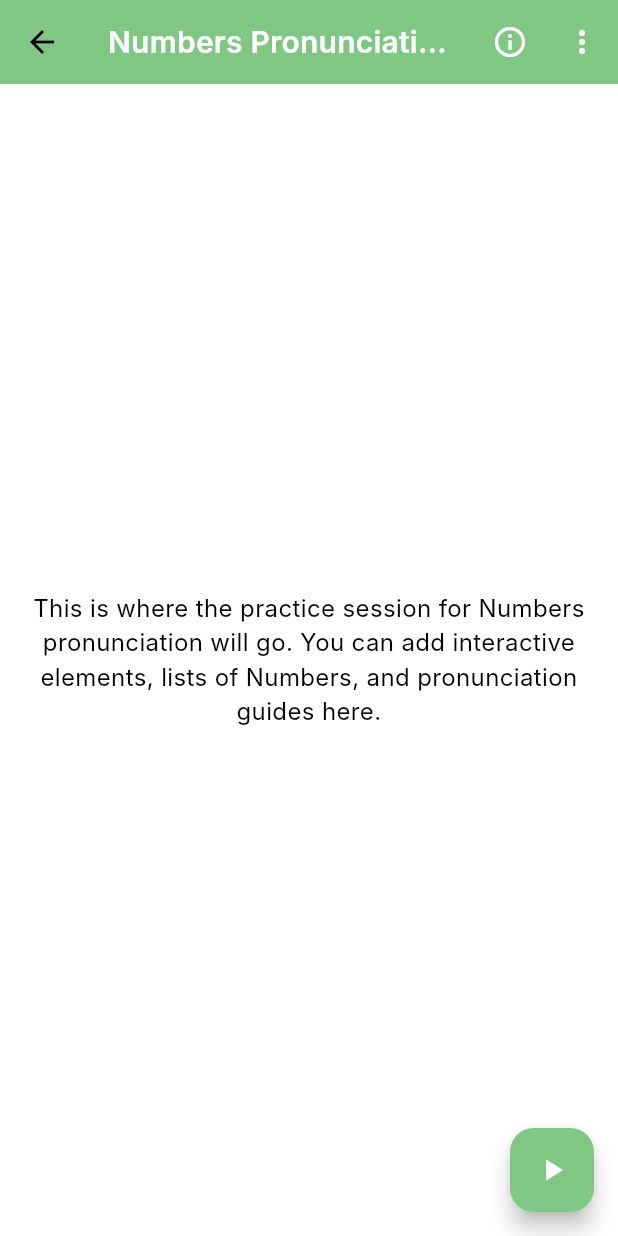
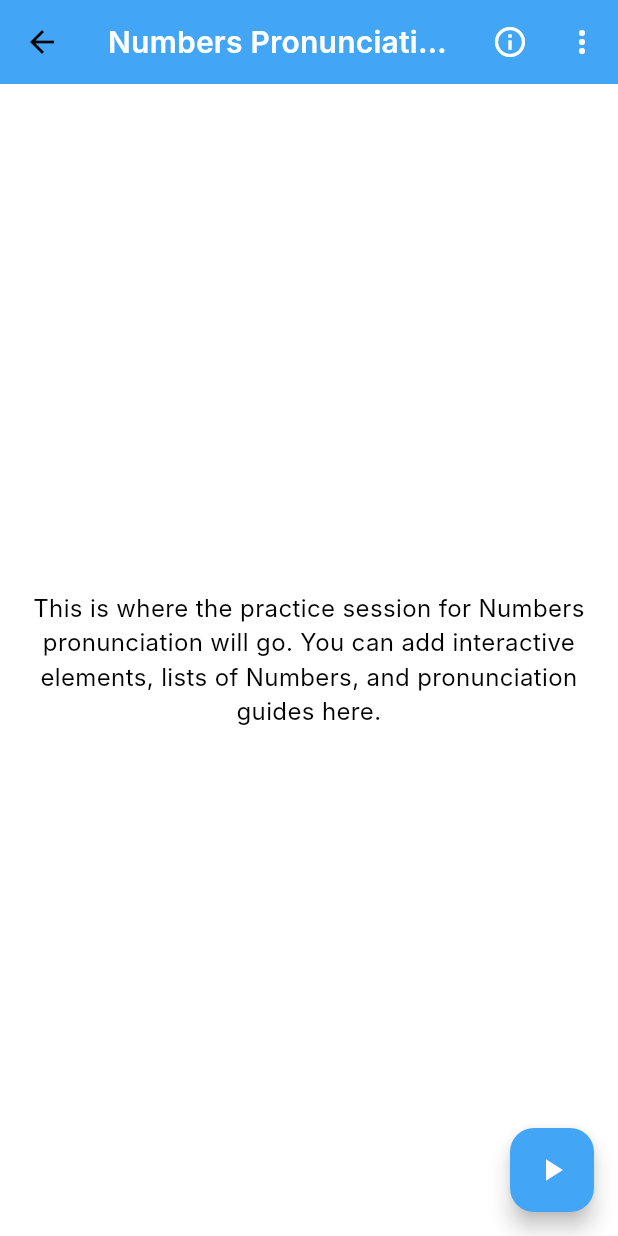
Before and after one commit to akashinferno/VoiceSiksha, a Flutter app: the screen it shows after launch, after a tap on "Numbers Pronunciation", on a phone screen of 412 x 824 dp. Run offline on Flutter 3.47's test engine with Material 3 defaults, Android fonts, the phone set to English and light mode, and no system bars; Roboto replaces fonts that are missing (Inter).

Commit message:
minor fix

```diff
--- a/lib/main.dart
+++ b/lib/main.dart
@@ -29,14 +29,14 @@ class VoiceSikshaApp extends StatelessWidget {
   @override
   Widget build(BuildContext context) {
     return MaterialApp(
-      title: 'VoiceSiksha',
+      title: 'VoiceShiksha',
       debugShowCheckedModeBanner: false,
       theme: ThemeData(
-        // Use the light green color scheme defined in styles.dart
-        primaryColor: AppColors.primaryGreen,
+        // Use the blue color scheme defined in styles.dart
+        primaryColor: AppColors.primaryBlue,
         colorScheme: const ColorScheme.light(
-          primary: AppColors.primaryGreen,
-          secondary: AppColors.secondaryGreen,
+          primary: AppColors.primaryBlue,
+          secondary: AppColors.secondaryBlue,
           background: AppColors.white,
           surface: AppColors.white,
           error: Colors.red,
@@ -90,13 +90,13 @@ class _SplashScreenState extends State<SplashScreen> {
   @override
   Widget build(BuildContext context) {
     return Scaffold(
-      backgroundColor: AppColors.primaryGreen, // Use primaryGreen
+      backgroundColor: AppColors.primaryBlue, // Use primaryBlue
       body: Center(
         child: Column(
           mainAxisAlignment: MainAxisAlignment.center,
           children: <Widget>[
             Text(
-              'VoiceSiksha',
+              'VoiceShiksha',
               style: TextStyle(
                 fontSize: 48,
                 fontWeight: FontWeight.bold,
@@ -145,10 +145,10 @@ class _HomeScreenState extends State<HomeScreen> {
     return Scaffold(
       appBar: AppBar(
         title: const Text(
-          'VoiceSiksha',
+          'VoiceShiksha',
           style: TextStyle(color: AppColors.white),
         ),
-        backgroundColor: AppColors.primaryGreen, // Use primaryGreen
+        backgroundColor: AppColors.primaryBlue, // Use primaryBlue
         centerTitle: false,
       ),
       body: _widgetOptions.elementAt(_selectedIndex),
@@ -173,9 +173,9 @@ class CustomBottomNavigationBar extends StatelessWidget {
   @override
   Widget build(BuildContext context) {
     return BottomNavigationBar(
-      backgroundColor: AppColors.primaryGreen, // Use primaryGreen
+      backgroundColor: AppColors.primaryBlue, // Use primaryBlue
       selectedItemColor: AppColors.white,
-      unselectedItemColor: AppColors.lightGreen, // Use lightGreen
+      unselectedItemColor: AppColors.lightBlue, // Use lightBlue
       currentIndex: selectedIndex,
       onTap: onItemTapped,
       items: const <BottomNavigationBarItem>[
--- a/lib/styles.dart
+++ b/lib/styles.dart
@@ -1,13 +1,21 @@
 import 'package:flutter/material.dart';
 
-// Define your light green color palette.
+// Define your color palettes.
 class AppColors {
+  // Green color palette
   static const Color primaryGreen = Color(0xFF81C784); // Light green
   static const Color secondaryGreen = Color(
     0xFF66BB6A,
   ); // Slightly darker green
   static const Color lightGreen = Color(0xFFC8E6C9); // Very light green
   static const Color darkGreen = Color(0xFF388E3C); // Darker green
+
+  // Blue color palette
+  static const Color primaryBlue = Color(0xFF42A5F5); // Light blue
+  static const Color secondaryBlue = Color(0xFF2196F3); // Slightly darker blue
+  static const Color lightBlue = Color(0xFFBBDEFB); // Very light blue
+  static const Color darkBlue = Color(0xFF0D47A1); // Darker blue
+
   static const Color white = Colors.white;
   static const Color black = Colors.black;
   static const Color grey = Colors.grey;
--- a/lib/widgets/practice.dart
+++ b/lib/widgets/practice.dart
@@ -47,7 +47,10 @@ class _PracticeWidgetState extends State<PracticeWidget>
             gradient: LinearGradient(
               begin: Alignment.topCenter,
               end: Alignment.bottomCenter,
-              colors: [AppColors.white, AppColors.lightGreen.withOpacity(0.15)],
+              colors: [
+                AppColors.white,
+                AppColors.lightBlue.withOpacity(0.15),
+              ], // Changed to lightBlue
               stops: const [0.5, 1.0],
             ),
           ),
@@ -86,7 +89,8 @@ class _PracticeWidgetState extends State<PracticeWidget>
                     ),
                     CircleAvatar(
                       radius: 30,
-                      backgroundColor: AppColors.primaryGreen,
+                      backgroundColor:
+                          AppColors.primaryBlue, // Changed to primaryBlue
                       child: Icon(
                         Icons.person,
                         size: 32,
@@ -95,9 +99,7 @@ class _PracticeWidgetState extends State<PracticeWidget>
                     ),
                   ],
                 ),
-
                 const SizedBox(height: 30),
-
                 // Progress tracker
                 FadeTransition(
                   opacity: _fadeAnimation!,
@@ -123,7 +125,7 @@ class _PracticeWidgetState extends State<PracticeWidget>
                           style: TextStyle(
                             fontSize: 18,
                             fontWeight: FontWeight.w600,
-                            color: AppColors.darkGreen,
+                            color: AppColors.darkBlue, // Changed to darkBlue
                           ),
                         ),
                         const SizedBox(height: 12),
@@ -135,10 +137,11 @@ class _PracticeWidgetState extends State<PracticeWidget>
                                 child: LinearProgressIndicator(
                                   value: 0.65,
                                   minHeight: 12,
-                                  backgroundColor: AppColors.lightGreen
-                                      .withOpacity(0.2),
+                                  backgroundColor: AppColors.lightBlue
+                                      .withOpacity(0.2), // Changed to lightBlue
                                   valueColor: AlwaysStoppedAnimation<Color>(
-                                    AppColors.primaryGreen,
+                                    AppColors
+                                        .primaryBlue, // Changed to primaryBlue
                                   ),
                                 ),
                               ),
@@ -149,7 +152,8 @@ class _PracticeWidgetState extends State<PracticeWidget>
                               style: TextStyle(
                                 fontSize: 16,
                                 fontWeight: FontWeight.bold,
-                                color: AppColors.darkGreen,
+                                color:
+                                    AppColors.darkBlue, // Changed to darkBlue
                               ),
                             ),
                           ],
@@ -158,9 +162,7 @@ class _PracticeWidgetState extends State<PracticeWidget>
                     ),
                   ),
                 ),
-
                 const SizedBox(height: 30),
-
                 // Modules section
                 Text(
                   'Modules',
@@ -171,7 +173,6 @@ class _PracticeWidgetState extends State<PracticeWidget>
                   ),
                 ),
                 const SizedBox(height: 15),
-
                 // Module cards in a scrollable view
                 Expanded(
                   child: ListView(
@@ -209,7 +210,6 @@ class _PracticeWidgetState extends State<PracticeWidget>
                         ),
                       ),
                       const SizedBox(height: 15),
-
                       // Module 2
                       GestureDetector(
                         onTap: () {
@@ -239,9 +239,7 @@ class _PracticeWidgetState extends State<PracticeWidget>
                           },
                         ),
                       ),
-
                       const SizedBox(height: 15),
-
                       // Additional suggested module (locked)
                       const LockedModuleBox(
                         moduleName: 'Common Phrases',
@@ -288,12 +286,14 @@ class EnhancedModuleBox extends StatelessWidget {
         color: AppColors.white,
         borderRadius: BorderRadius.circular(18),
         border: Border.all(
-          color: AppColors.lightGreen.withOpacity(0.3),
+          color: AppColors.lightBlue.withOpacity(0.3), // Changed to lightBlue
           width: 1.5,
         ),
         boxShadow: [
           BoxShadow(
-            color: AppColors.lightGreen.withOpacity(0.15),
+            color: AppColors.lightBlue.withOpacity(
+              0.15,
+            ), // Changed to lightBlue
             spreadRadius: 2,
             blurRadius: 12,
             offset: const Offset(0, 4),
@@ -308,10 +308,16 @@ class EnhancedModuleBox extends StatelessWidget {
               Container(
                 padding: const EdgeInsets.all(12),
                 decoration: BoxDecoration(
-                  color: AppColors.primaryGreen.withOpacity(0.12),
+                  color: AppColors.primaryBlue.withOpacity(
+                    0.12,
+                  ), // Changed to primaryBlue
                   borderRadius: BorderRadius.circular(12),
                 ),
-                child: Icon(iconData, size: 36, color: AppColors.primaryGreen),
+                child: Icon(
+                  iconData,
+                  size: 36,
+                  color: AppColors.primaryBlue,
+                ), // Changed to primaryBlue
               ),
               const SizedBox(width: 15),
               Expanded(
@@ -333,14 +339,16 @@ class EnhancedModuleBox extends StatelessWidget {
                         vertical: 4,
                       ),
                       decoration: BoxDecoration(
-                        color: AppColors.lightGreen.withOpacity(0.15),
+                        color: AppColors.lightBlue.withOpacity(
+                          0.15,
+                        ), // Changed to lightBlue
                         borderRadius: BorderRadius.circular(6),
                       ),
                       child: Text(
                         difficulty,
                         style: TextStyle(
                           fontSize: 14,
-                          color: AppColors.darkGreen,
+                          color: AppColors.darkBlue, // Changed to darkBlue
                           fontWeight: FontWeight.w500,
                         ),
                       ),
@@ -364,8 +372,12 @@ class EnhancedModuleBox extends StatelessWidget {
             child: LinearProgressIndicator(
               value: completionPercentage,
               minHeight: 8,
-              backgroundColor: AppColors.lightGreen.withOpacity(0.2),
-              valueColor: AlwaysStoppedAnimation<Color>(AppColors.primaryGreen),
+              backgroundColor: AppColors.lightBlue.withOpacity(
+                0.2,
+              ), // Changed to lightBlue
+              valueColor: AlwaysStoppedAnimation<Color>(
+                AppColors.primaryBlue,
+              ), // Changed to primaryBlue
             ),
           ),
           const SizedBox(height: 12),
@@ -375,7 +387,8 @@ class EnhancedModuleBox extends StatelessWidget {
               ElevatedButton(
                 onPressed: onContinue,
                 style: ElevatedButton.styleFrom(
-                  backgroundColor: AppColors.primaryGreen,
+                  backgroundColor:
+                      AppColors.primaryBlue, // Changed to primaryBlue
                   foregroundColor: AppColors.white,
                   padding: const EdgeInsets.symmetric(
                     horizontal: 20,
@@ -555,7 +568,7 @@ class NumbersPronunciation extends StatelessWidget {
           'Numbers Pronunciation',
           style: TextStyle(color: AppColors.white, fontWeight: FontWeight.w600),
         ),
-        backgroundColor: AppColors.primaryGreen,
+        backgroundColor: AppColors.primaryBlue, // Changed to primaryBlue
         elevation: 0,
         actions: [
           IconButton(
@@ -580,7 +593,7 @@ class NumbersPronunciation extends StatelessWidget {
       ),
       floatingActionButton: FloatingActionButton(
         onPressed: () {},
-        backgroundColor: AppColors.primaryGreen,
+        backgroundColor: AppColors.primaryBlue, // Changed to primaryBlue
         child: const Icon(Icons.play_arrow, color: AppColors.white),
       ),
     );
```
Also changed, not shown: lib/widgets/hindi_letters_pronunciation.dart (+44 -30 lines).
